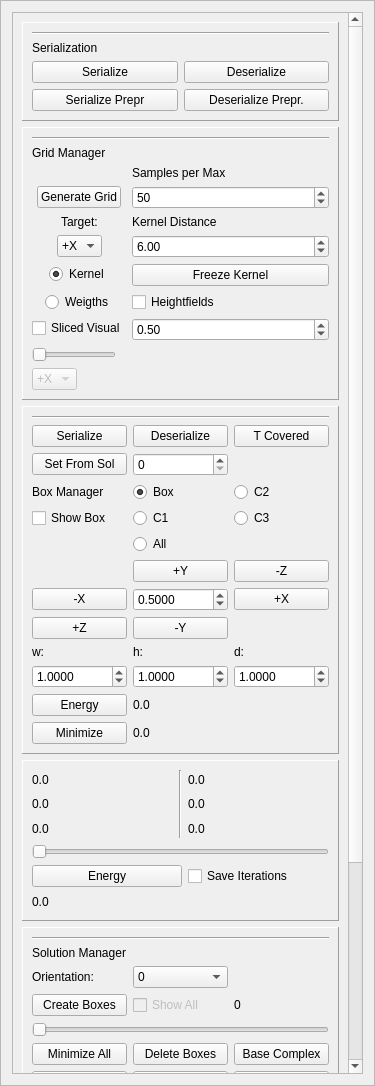
Above: GUI/managers/enginemanager.ui from alemuntoni/HeightFieldDecomposition before the change. Below: the same form after it.
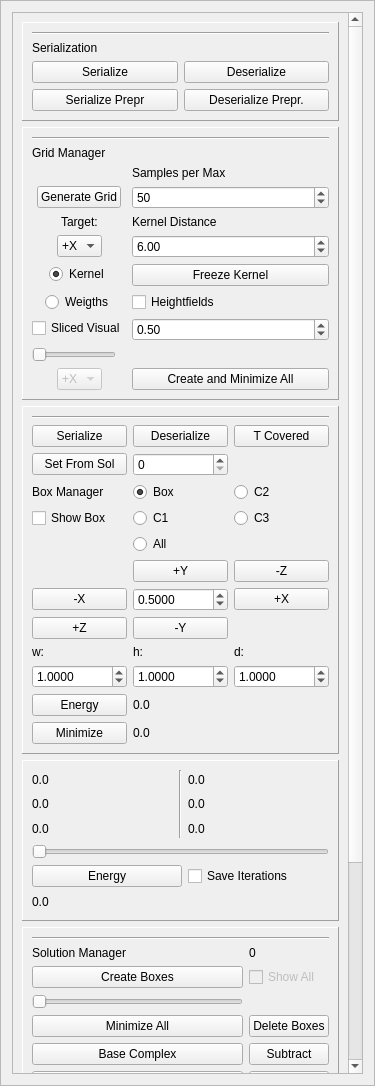
That is the form after the change.

Commit message: inserito bottone per calcolo della minimizzazione da interfaccia

Diff of the .ui file:
```diff
--- a/GUI/managers/enginemanager.ui
+++ b/GUI/managers/enginemanager.ui
@@ -56,7 +56,7 @@
       <property name="geometry">
        <rect>
         <x>0</x>
-        <y>-209</y>
+        <y>0</y>
         <width>339</width>
         <height>1316</height>
        </rect>
@@ -704,6 +704,13 @@
             </property>
            </widget>
           </item>
+          <item row="10" column="1">
+           <widget class="QPushButton" name="createAndMinimizeAllPushButton">
+            <property name="text">
+             <string>Create and Minimize All</string>
+            </property>
+           </widget>
+          </item>
          </layout>
         </widget>
        </item>
@@ -873,27 +880,10 @@
           <enum>QFrame::Raised</enum>
          </property>
          <layout class="QGridLayout" name="gridLayout_4">
-          <item row="2" column="0">
-           <widget class="QLabel" name="label_12">
+          <item row="7" column="1">
+           <widget class="QPushButton" name="serializeBCPushButton">
             <property name="text">
-             <string>Orientation:</string>
-            </property>
-           </widget>
-          </item>
-          <item row="5" column="0" colspan="3">
-           <widget class="QSlider" name="solutionsSlider">
-            <property name="enabled">
-             <bool>false</bool>
-            </property>
-            <property name="orientation">
-             <enum>Qt::Horizontal</enum>
-            </property>
-           </widget>
-          </item>
-          <item row="6" column="1">
-           <widget class="QPushButton" name="deleteBoxesPushButton">
-            <property name="text">
-             <string>Delete Boxes</string>
+             <string>Serialize BC</string>
             </property>
            </widget>
           </item>
@@ -904,59 +894,49 @@
             </property>
            </widget>
           </item>
+          <item row="7" column="0">
+           <widget class="QPushButton" name="deserializeBCPushButton">
+            <property name="text">
+             <string>Deserialize BC</string>
+            </property>
+           </widget>
+          </item>
           <item row="6" column="0">
-           <widget class="QPushButton" name="minimizeAllPushButton">
+           <widget class="QPushButton" name="baseComplexPushButton">
             <property name="text">
-             <string>Minimize All</string>
+             <string>Base Complex</string>
             </property>
            </widget>
           </item>
-          <item row="4" column="0">
-           <widget class="QPushButton" name="createBoxesPushButton">
+          <item row="6" column="1">
+           <widget class="QPushButton" name="subtractPushButton">
             <property name="text">
-             <string>Create Boxes</string>
+             <string>Subtract</string>
             </property>
            </widget>
           </item>
-          <item row="4" column="2">
+          <item row="1" column="1">
            <widget class="QLabel" name="solutionNumberLabel">
             <property name="text">
              <string>0</string>
             </property>
            </widget>
           </item>
-          <item row="2" column="1">
-           <widget class="QComboBox" name="orientationComboBox">
-            <item>
-             <property name="text">
-              <string>0</string>
-             </property>
-            </item>
-            <item>
-             <property name="text">
-              <string>1</string>
-             </property>
-            </item>
-            <item>
-             <property name="text">
-              <string>2</string>
-             </property>
-            </item>
-            <item>
-             <property name="text">
-              <string>3</string>
-             </property>
-            </item>
-           </widget>
-          </item>
-          <item row="6" column="2">
-           <widget class="QPushButton" name="baseComplexPushButton">
+          <item row="2" column="0">
+           <widget class="QPushButton" name="createBoxesPushButton">
             <property name="text">
-             <string>Base Complex</string>
+             <string>Create Boxes</string>
             </property>
            </widget>
           </item>
           <item row="4" column="1">
+           <widget class="QPushButton" name="deleteBoxesPushButton">
+            <property name="text">
+             <string>Delete Boxes</string>
+            </property>
+           </widget>
+          </item>
+          <item row="2" column="1">
            <widget class="QCheckBox" name="showAllSolutionsCheckBox">
             <property name="enabled">
              <bool>false</bool>
@@ -966,34 +946,30 @@
             </property>
            </widget>
           </item>
-          <item row="0" column="0" colspan="3">
+          <item row="3" column="0">
+           <widget class="QSlider" name="solutionsSlider">
+            <property name="enabled">
+             <bool>false</bool>
+            </property>
+            <property name="orientation">
+             <enum>Qt::Horizontal</enum>
+            </property>
+           </widget>
+          </item>
+          <item row="4" column="0">
+           <widget class="QPushButton" name="minimizeAllPushButton">
+            <property name="text">
+             <string>Minimize All</string>
+            </property>
+           </widget>
+          </item>
+          <item row="0" column="0" colspan="2">
            <widget class="Line" name="line_3">
             <property name="orientation">
              <enum>Qt::Horizontal</enum>
             </property>
            </widget>
           </item>
-          <item row="7" column="0">
-           <widget class="QPushButton" name="subtractPushButton">
-            <property name="text">
-             <string>Subtract</string>
-            </property>
-           </widget>
-          </item>
-          <item row="7" column="1">
-           <widget class="QPushButton" name="serializeBCPushButton">
-            <property name="text">
-             <string>Serialize BC</string>
-            </property>
-           </widget>
-          </item>
-          <item row="7" column="2">
-           <widget class="QPushButton" name="deserializeBCPushButton">
-            <property name="text">
-             <string>Deserialize BC</string>
-            </property>
-           </widget>
-          </item>
          </layout>
         </widget>
        </item>
```
The commit also changes 2 other files.
